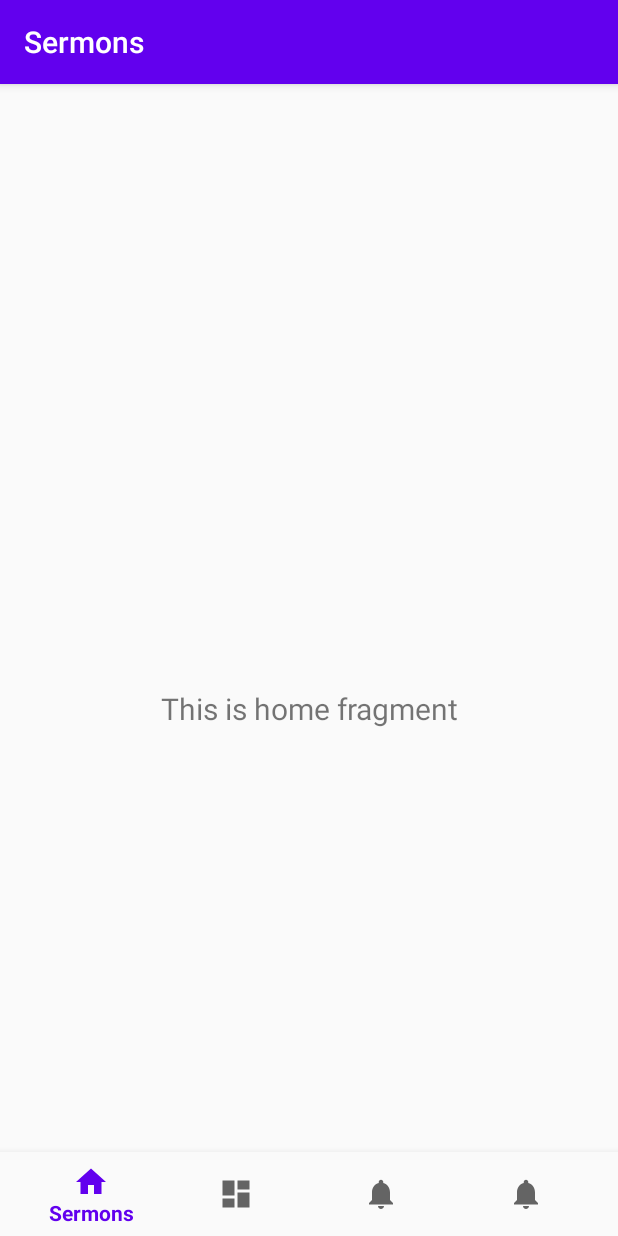
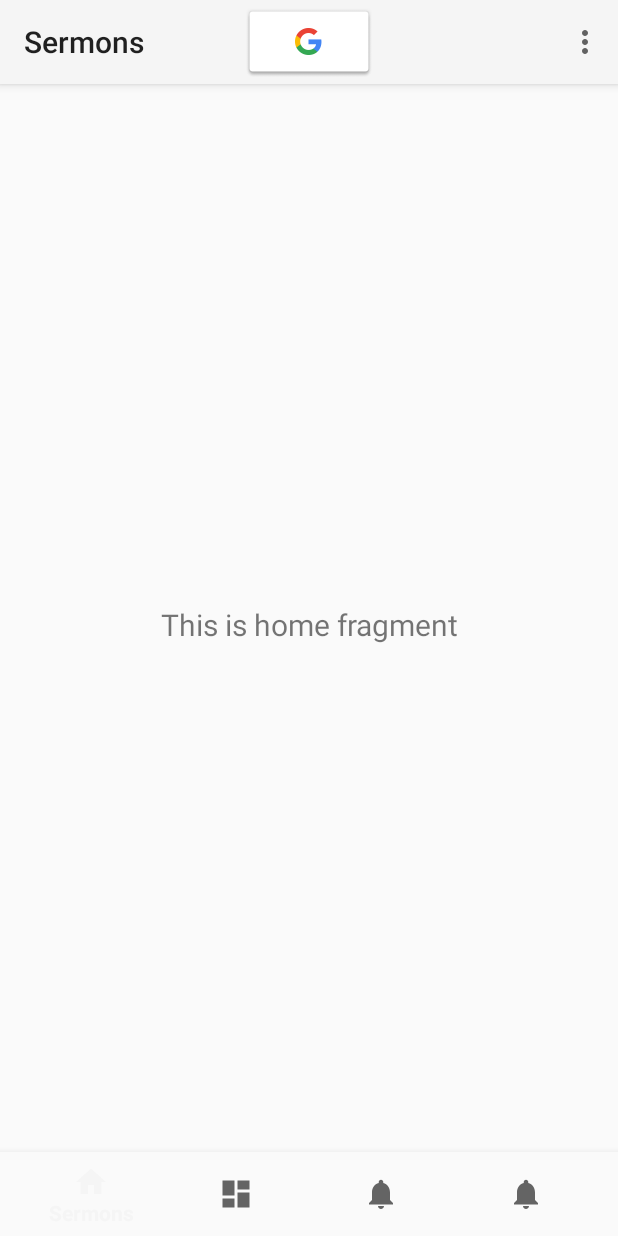
Before and after one commit to jjoshodoi/globalrestorationchurch, an Android app: the screen it shows after launch (MainActivity), on a phone screen of 412 x 824 dp. Run offline under Robolectric (Android 15) with nearby library versions, the phone set to English and light mode, and no system bars; our stand-ins replace navigation-ui.

Commit message:
developed google signin

```diff
--- a/app/build.gradle
+++ b/app/build.gradle
@@ -27,10 +27,11 @@ dependencies {
     implementation 'androidx.appcompat:appcompat:1.1.0'
     implementation 'com.google.android.material:material:1.1.0'
     implementation 'androidx.constraintlayout:constraintlayout:1.1.3'
-    implementation 'androidx.navigation:navigation-fragment:2.1.0'
-    implementation 'androidx.navigation:navigation-ui:2.1.0'
+    implementation 'androidx.navigation:navigation-fragment:2.3.0'
+    implementation 'androidx.navigation:navigation-ui:2.3.0'
     implementation 'androidx.lifecycle:lifecycle-extensions:2.2.0'
     implementation 'androidx.legacy:legacy-support-v4:1.0.0'
+    implementation 'com.google.android.gms:play-services-auth:18.0.0'
     testImplementation 'junit:junit:4.12'
     androidTestImplementation 'androidx.test.ext:junit:1.1.1'
     androidTestImplementation 'androidx.test.espresso:espresso-core:3.2.0'
--- a/app/src/main/AndroidManifest.xml
+++ b/app/src/main/AndroidManifest.xml
@@ -8,15 +8,16 @@
         android:label="@string/app_name"
         android:roundIcon="@mipmap/ic_launcher_round"
         android:supportsRtl="true"
-        android:theme="@style/AppTheme">
+        android:theme="@style/Theme.AppCompat.DayNight.NoActionBar" >
         <activity
             android:name=".MainActivity"
-            android:label="@string/app_name">
+            android:label="@string/app_name" >
             <intent-filter>
                 <action android:name="android.intent.action.MAIN" />
 
                 <category android:name="android.intent.category.LAUNCHER" />
             </intent-filter>
+
         </activity>
     </application>
 
--- a/app/src/main/java/com/example/globalrestorationchurch/MainActivity.java
+++ b/app/src/main/java/com/example/globalrestorationchurch/MainActivity.java
@@ -1,21 +1,45 @@
 package com.example.globalrestorationchurch;
 
+import android.app.Activity;
+import android.content.Intent;
 import android.os.Bundle;
-
-import com.google.android.material.bottomnavigation.BottomNavigationView;
+import android.util.Log;
+import android.view.Menu;
+import android.view.MenuItem;
+import android.view.View;
+import android.widget.Toast;
 
 import androidx.appcompat.app.AppCompatActivity;
+import androidx.appcompat.widget.Toolbar;
 import androidx.navigation.NavController;
 import androidx.navigation.Navigation;
 import androidx.navigation.ui.AppBarConfiguration;
 import androidx.navigation.ui.NavigationUI;
 
+import com.example.globalrestorationchurch.ui.BlankFragment;
+import com.google.android.gms.auth.api.signin.GoogleSignIn;
+import com.google.android.gms.auth.api.signin.GoogleSignInAccount;
+import com.google.android.gms.auth.api.signin.GoogleSignInClient;
+import com.google.android.gms.auth.api.signin.GoogleSignInOptions;
+import com.google.android.gms.common.SignInButton;
+import com.google.android.gms.common.api.ApiException;
+import com.google.android.gms.tasks.Task;
+import com.google.android.material.bottomnavigation.BottomNavigationView;
+
 public class MainActivity extends AppCompatActivity {
+
+    private static final String TAG = "AndroidClarified";
+    private GoogleSignInClient googleSignInClient;
+    private SignInButton googleSignInButton;
 
     @Override
     protected void onCreate(Bundle savedInstanceState) {
         super.onCreate(savedInstanceState);
         setContentView(R.layout.activity_main);
+
+        Toolbar toolbar = findViewById(R.id.topAppBar);
+        setSupportActionBar(toolbar);
+
         BottomNavigationView navView = findViewById(R.id.nav_view);
 
         // Passing each menu ID as a set of Ids because each
@@ -27,6 +51,93 @@ public class MainActivity extends AppCompatActivity {
         NavigationUI.setupActionBarWithNavController(this, navController, appBarConfiguration);
         NavigationUI.setupWithNavController(navView, navController);
 
+        // google
+        // https://androidclarified.com/google-signin-android-example/
+        // https://developers.google.com/identity/sign-in/android/sign-in
+        googleSignInButton = findViewById(R.id.sign_in_button);
+        googleSignInButton.setSize(SignInButton.SIZE_ICON_ONLY);
+        GoogleSignInOptions gso = new GoogleSignInOptions.Builder(GoogleSignInOptions.DEFAULT_SIGN_IN)
+                .requestEmail()
+                .build();
+
+        googleSignInClient = GoogleSignIn.getClient(this, gso);
+        googleSignInButton.setOnClickListener(new View.OnClickListener() {
+            @Override
+            public void onClick(View v) {
+                Intent signInIntent = googleSignInClient.getSignInIntent();
+                startActivityForResult(signInIntent, 101);
+            }
+        });
+    }
+
+    @Override
+    public void onActivityResult(int requestCode, int resultCode, Intent data) {
+        super.onActivityResult(requestCode, resultCode, data);
+        if (resultCode == Activity.RESULT_OK)
+            switch (requestCode) {
+                case 101:
+                    try {
+                        // The Task returned from this call is always completed, no need to attach
+                        // a listener.
+                        Task<GoogleSignInAccount> task = GoogleSignIn.getSignedInAccountFromIntent(data);
+                        GoogleSignInAccount account = task.getResult(ApiException.class);
+                        onLoggedIn(account);
+                    } catch (ApiException e) {
+                        // The ApiException status code indicates the detailed failure reason.
+                        Log.w(TAG, "signInResult:failed code=" + e.getStatusCode());
+                    }
+                    break;
+            }
+    }
+
+    private void onLoggedIn(GoogleSignInAccount googleSignInAccount) {
+        Intent intent = new Intent(this, BlankFragment.class);
+        intent.putExtra(BlankFragment.GOOGLE_ACCOUNT, googleSignInAccount);
+
+        startActivity(intent);
+        finish();
+    }
+
+    @Override
+    public void onStart() {
+        super.onStart();
+        GoogleSignInAccount alreadyloggedAccount = GoogleSignIn.getLastSignedInAccount(this);
+        if (alreadyloggedAccount != null) {
+            Toast.makeText(this, "Already Logged In", Toast.LENGTH_SHORT).show();
+            onLoggedIn(alreadyloggedAccount);
+        } else {
+            Log.d(TAG, "Not logged in");
+        }
+    }
+
+    @Override
+    public boolean onOptionsItemSelected(MenuItem item) {
+        switch (item.getItemId()) {
+            case R.id.action_settings:
+                // User chose the "Settings" item, show the app settings UI...
+                return true;
+
+//            case R.id.action_signin:
+//                // User chose the "Favorite" action, mark the current item
+//                // as a favorite...
+//                Log.e("tag", "signin");
+//                return true;
+
+            default:
+                // If we got here, the user's action was not recognized.
+                // Invoke the superclass to handle it.
+                return super.onOptionsItemSelected(item);
+        }
+    }
+
+    private void googleSignIn() {
+
+    }
+
+    @Override
+    public boolean onCreateOptionsMenu(Menu menu) {
+        getMenuInflater().inflate(R.menu.action_bar_menu, menu);
+        return true;
     }
 
 }
--- a/app/src/main/res/layout/activity_main.xml
+++ b/app/src/main/res/layout/activity_main.xml
@@ -3,31 +3,53 @@
     xmlns:app="http://schemas.android.com/apk/res-auto"
     android:id="@+id/container"
     android:layout_width="match_parent"
-    android:layout_height="match_parent"
-    android:paddingTop="?attr/actionBarSize">
+    android:layout_height="match_parent">
+
+    <com.google.android.material.appbar.AppBarLayout
+        android:id="@+id/app_bar"
+        android:layout_width="match_parent"
+        android:layout_height="wrap_content"
+        app:layout_constraintBottom_toTopOf="@id/nav_host_fragment"
+        app:layout_constraintEnd_toEndOf="parent"
+        app:layout_constraintStart_toStartOf="parent"
+        app:layout_constraintTop_toTopOf="parent">
+
+        <androidx.appcompat.widget.Toolbar
+            android:id="@+id/topAppBar"
+            android:layout_width="match_parent"
+            android:layout_height="?attr/actionBarSize"
+            app:menu="@menu/action_bar_menu" >
+
+            <com.google.android.gms.common.SignInButton
+                android:id="@+id/sign_in_button"
+                android:layout_gravity="center"
+                android:layout_width="wrap_content"
+                android:layout_height="wrap_content" />
+
+        </androidx.appcompat.widget.Toolbar>
+
+    </com.google.android.material.appbar.AppBarLayout>
+
+    <fragment
+        android:id="@+id/nav_host_fragment"
+        android:name="androidx.navigation.fragment.NavHostFragment"
+        android:layout_width="match_parent"
+        android:layout_height="0dp"
+        app:defaultNavHost="true"
+        app:layout_constraintBottom_toTopOf="@+id/nav_view"
+        app:layout_constraintEnd_toEndOf="parent"
+        app:layout_constraintStart_toStartOf="parent"
+        app:layout_constraintTop_toBottomOf="@id/app_bar"
+        app:navGraph="@navigation/mobile_navigation" />
 
     <com.google.android.material.bottomnavigation.BottomNavigationView
         android:id="@+id/nav_view"
         android:layout_width="0dp"
         android:layout_height="wrap_content"
-        android:layout_marginStart="0dp"
-        android:layout_marginEnd="0dp"
         android:background="?android:attr/windowBackground"
         app:layout_constraintBottom_toBottomOf="parent"
-        app:layout_constraintLeft_toLeftOf="parent"
-        app:layout_constraintRight_toRightOf="parent"
+        app:layout_constraintEnd_toEndOf="parent"
+        app:layout_constraintStart_toStartOf="parent"
         app:menu="@menu/bottom_nav_menu" />
 
-    <fragment
-        android:id="@+id/nav_host_fragment"
-        android:name="androidx.navigation.fragment.NavHostFragment"
-        android:layout_width="match_parent"
-        android:layout_height="match_parent"
-        app:defaultNavHost="true"
-        app:layout_constraintBottom_toTopOf="@id/nav_view"
-        app:layout_constraintLeft_toLeftOf="parent"
-        app:layout_constraintRight_toRightOf="parent"
-        app:layout_constraintTop_toTopOf="parent"
-        app:navGraph="@navigation/mobile_navigation" />
-
 </androidx.constraintlayout.widget.ConstraintLayout>
--- /dev/null
+++ b/app/src/main/res/menu/action_bar_menu.xml
@@ -0,0 +1,13 @@
+<?xml version="1.0" encoding="utf-8"?>
+<menu xmlns:android="http://schemas.android.com/apk/res/android"
+    xmlns:app="http://schemas.android.com/apk/res-auto">
+
+
+
+    <!-- Settings, should always be in the overflow -->
+    <item android:id="@+id/action_settings"
+        android:title="@string/action_settings"
+        app:showAsAction="never"/>
+
+
+</menu>
--- a/app/src/main/res/values/strings.xml
+++ b/app/src/main/res/values/strings.xml
@@ -6,4 +6,7 @@
     <string name="title_connect">Connect</string>
     <string name="title_signin">Sign In</string>
     <string name="title_chat">Chat</string>
+    <string name="action_settings">Settings</string>
+    <!-- TODO: Remove or change this placeholder text -->
+    <string name="hello_blank_fragment">Hello blank fragment</string>
 </resources>
--- a/app/src/main/res/values/styles.xml
+++ b/app/src/main/res/values/styles.xml
@@ -1,6 +1,6 @@
 <resources>
     <!-- Base application theme. -->
-    <style name="AppTheme" parent="Theme.AppCompat.Light.DarkActionBar">
+    <style name="AppTheme" parent="Theme.AppCompat.DayNight.NoActionBar">
         <!-- Customize your theme here. -->
         <item name="colorPrimary">@color/colorPrimary</item>
         <item name="colorPrimaryDark">@color/colorPrimaryDark</item>
```
Also changed, not shown: app/src/main/java/com/example/globalrestorationchurch/ui/BlankFragment.java (added, +68 -0 lines), app/src/main/res/drawable/ic_baseline_account_circle_24.xml (added, +10 -0 lines), app/src/main/res/layout/fragment_blank.xml (added, +41 -0 lines).
